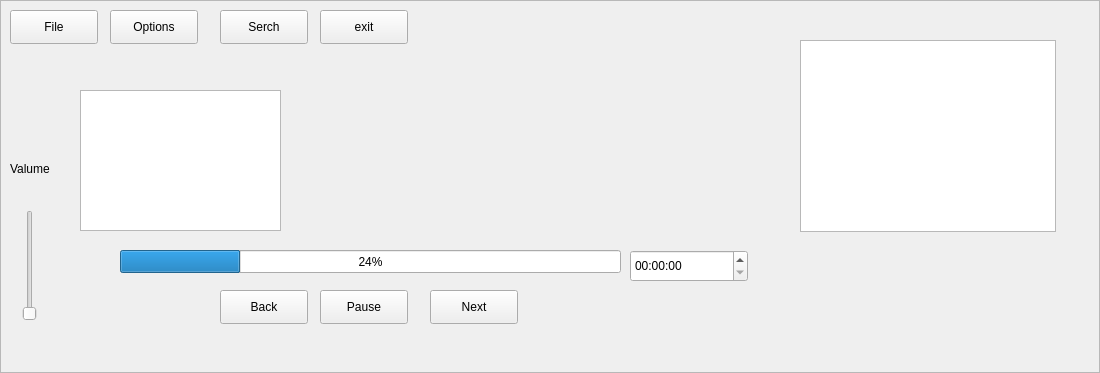
First picture: the form in pmp_player.ui, repository elPoublo256/PMP_Play_WClient, before the edit.
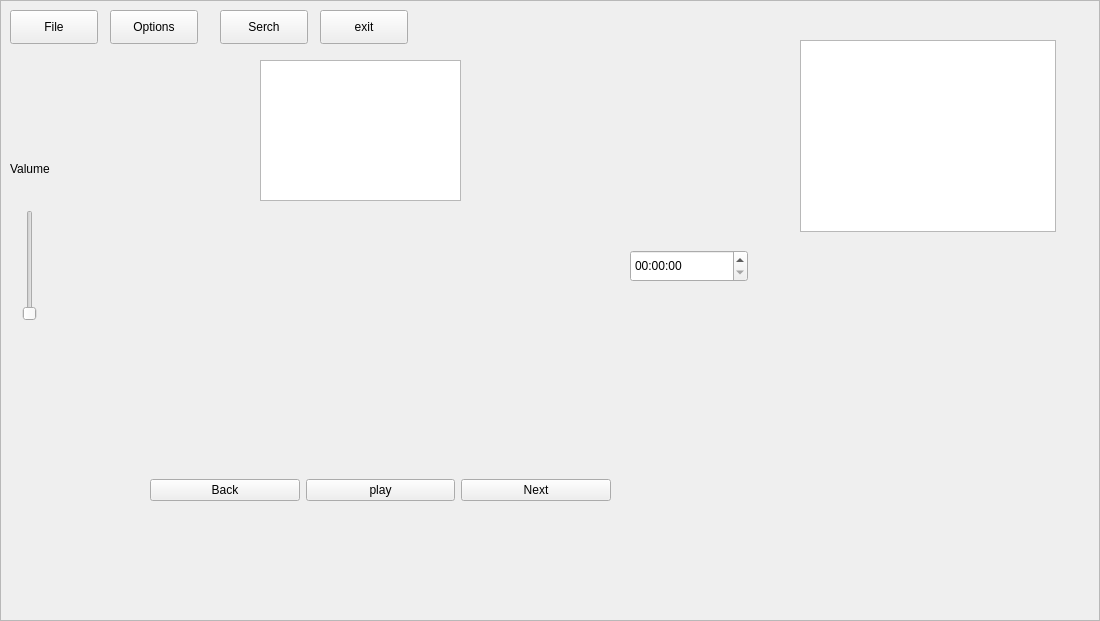
Second picture: the form after the edit.

Patch:
```diff
--- a/pmp_player.ui
+++ b/pmp_player.ui
@@ -7,7 +7,7 @@
     <x>0</x>
     <y>0</y>
     <width>1100</width>
-    <height>373</height>
+    <height>621</height>
    </rect>
   </property>
   <property name="windowTitle">
@@ -32,19 +32,6 @@
     <enum>Qt::Vertical</enum>
    </property>
   </widget>
-  <widget class="QProgressBar" name="progressBar">
-   <property name="geometry">
-    <rect>
-     <x>120</x>
-     <y>250</y>
-     <width>501</width>
-     <height>23</height>
-    </rect>
-   </property>
-   <property name="value">
-    <number>24</number>
-   </property>
-  </widget>
   <widget class="QTimeEdit" name="timeEdit">
    <property name="geometry">
     <rect>
@@ -110,52 +97,13 @@
   <widget class="QGraphicsView" name="graphicsView">
    <property name="geometry">
     <rect>
-     <x>80</x>
-     <y>90</y>
+     <x>260</x>
+     <y>60</y>
      <width>201</width>
      <height>141</height>
     </rect>
    </property>
   </widget>
-  <widget class="QPushButton" name="BackpushButton_5">
-   <property name="geometry">
-    <rect>
-     <x>220</x>
-     <y>290</y>
-     <width>88</width>
-     <height>34</height>
-    </rect>
-   </property>
-   <property name="text">
-    <string>Back</string>
-   </property>
-  </widget>
-  <widget class="QPushButton" name="PausepushButton_6">
-   <property name="geometry">
-    <rect>
-     <x>320</x>
-     <y>290</y>
-     <width>88</width>
-     <height>34</height>
-    </rect>
-   </property>
-   <property name="text">
-    <string>Pause</string>
-   </property>
-  </widget>
-  <widget class="QPushButton" name="NextpushButton_8">
-   <property name="geometry">
-    <rect>
-     <x>430</x>
-     <y>290</y>
-     <width>88</width>
-     <height>34</height>
-    </rect>
-   </property>
-   <property name="text">
-    <string>Next</string>
-   </property>
-  </widget>
   <widget class="QLabel" name="label">
    <property name="geometry">
     <rect>
@@ -179,6 +127,39 @@
     </rect>
    </property>
   </widget>
+  <widget class="QWidget" name="horizontalLayoutWidget">
+   <property name="geometry">
+    <rect>
+     <x>150</x>
+     <y>390</y>
+     <width>461</width>
+     <height>201</height>
+    </rect>
+   </property>
+   <layout class="QHBoxLayout" name="horizontalLayout_2">
+    <item>
+     <widget class="QPushButton" name="BackpushButton_5">
+      <property name="text">
+       <string>Back</string>
+      </property>
+     </widget>
+    </item>
+    <item>
+     <widget class="QPushButton" name="PausepushButton_6">
+      <property name="text">
+       <string>play</string>
+      </property>
+     </widget>
+    </item>
+    <item>
+     <widget class="QPushButton" name="NextpushButton_8">
+      <property name="text">
+       <string>Next</string>
+      </property>
+     </widget>
+    </item>
+   </layout>
+  </widget>
  </widget>
  <resources/>
  <connections/>
```
Left out of the diff: 2 changed lines with no effect on the pictures.
